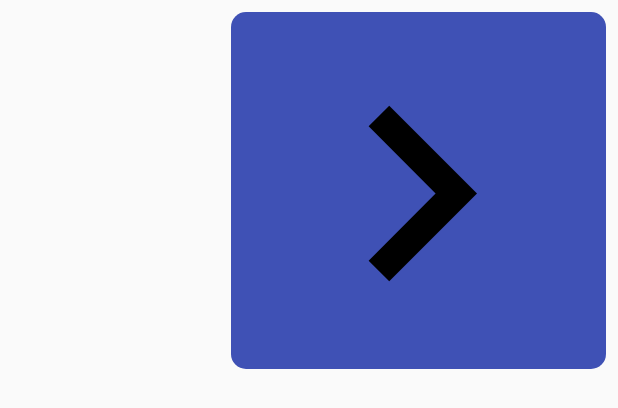
After one commit to rishab247/Cruise, an Android app: the layout image_messaage.xml on its own in the app's theme, with its tools: preview values and no code run, on a phone screen of 412 x 824 dp. The commit adds this screen. Shown: the top 408 px of the screen. Run offline under Robolectric (Android 15) with nearby library versions, the phone set to English and light mode, and no system bars.

Commit message:
layout updated.

```diff
--- a/app/src/main/java/com/example/cruise/Adapter/ChatFragment/ChatListAdapter.kt
+++ b/app/src/main/java/com/example/cruise/Adapter/ChatFragment/ChatListAdapter.kt
@@ -37,7 +37,7 @@ class ChatListAdapter(var context :   Context, private val data: ArrayList<Messa
 
         holder.itemView.setOnClickListener {
 
-             Toast.makeText(context,"Cell clicked", Toast.LENGTH_SHORT).show()
+             //Toast.makeText(context,"Cell clicked", Toast.LENGTH_SHORT).show()
             val intent = Intent(context, MessageActivity::class.java)
             intent.putExtra("sender",currentItem.mMessages);
 
--- a/app/src/main/java/com/example/cruise/UI/Tabs/Chat/MessageActivity.kt
+++ b/app/src/main/java/com/example/cruise/UI/Tabs/Chat/MessageActivity.kt
@@ -109,10 +109,13 @@ class MessageActivity : AppCompatActivity() {
                 val mAdapter = MessageAdapter(mMessageList, userInfo, senderInfo, mLastSeentime)
 
                 val mLinearLayout = LinearLayoutManager(context)
+               // mLinearLayout.scrollToPosition(mMessageList.size + 1)
                 mChatList.setHasFixedSize(true)
                 mChatList.layoutManager = mLinearLayout
 
+
                 mChatList.adapter = mAdapter
+                mChatList.scrollToPosition( mAdapter.itemCount - 1)
                 if (mMessageList.size >= 1)
                     updatechatlist(senderInfo, mMessageList[mMessageList.size - 1].mMessage)
             }
--- a/app/src/main/res/drawable/bg_receive_message.xml
+++ b/app/src/main/res/drawable/bg_receive_message.xml
@@ -1,6 +1,6 @@
 <?xml version="1.0" encoding="utf-8"?>
 <shape xmlns:android="http://schemas.android.com/apk/res/android">
-    <solid android:color="#4CAF50" />
+    <solid android:color="@color/red" />
     <corners
         android:bottomRightRadius="16dp"
         android:bottomLeftRadius="16dp"
--- a/app/src/main/res/drawable/bg_send_message.xml
+++ b/app/src/main/res/drawable/bg_send_message.xml
@@ -1,6 +1,6 @@
 <?xml version="1.0" encoding="utf-8"?>
 <shape xmlns:android="http://schemas.android.com/apk/res/android">
-    <solid android:color="#2196F3" />
+    <solid android:color="@color/gray" />
     <corners
         android:bottomRightRadius="16dp"
         android:topRightRadius="16dp"
--- /dev/null
+++ b/app/src/main/res/drawable/rect_round_primary_color.xml
@@ -0,0 +1,10 @@
+<?xml version="1.0" encoding="utf-8"?>
+<shape xmlns:android="http://schemas.android.com/apk/res/android">
+    <solid android:color="@color/colorPrimary" />
+    <corners
+        android:topLeftRadius="10dp"
+        android:topRightRadius="10dp"
+        android:bottomLeftRadius="10dp"
+        android:bottomRightRadius="10dp"
+        />
+</shape>
--- a/app/src/main/res/layout/chat_list_row.xml
+++ b/app/src/main/res/layout/chat_list_row.xml
@@ -11,9 +11,13 @@
     app:cardCornerRadius="15dp"
     android:foreground="?android:attr/selectableItemBackground">
 
+
     <androidx.constraintlayout.widget.ConstraintLayout
         android:layout_width="match_parent"
         android:layout_height="match_parent">
+
+
+
 
         <ImageView
             android:id="@+id/imageView4"
--- /dev/null
+++ b/app/src/main/res/layout/image_messaage.xml
@@ -0,0 +1,28 @@
+<?xml version="1.0" encoding="utf-8"?>
+<FrameLayout
+    xmlns:android="http://schemas.android.com/apk/res/android"
+    xmlns:tools="http://schemas.android.com/tools"
+    android:layout_width="match_parent"
+    android:layout_height="wrap_content"
+    android:layout_marginTop="8dp"
+    android:layout_marginBottom="8dp"
+    android:layout_marginEnd="8dp"
+    android:layout_marginStart="8dp">
+    <RelativeLayout
+        android:id="@+id/message_root"
+        android:layout_width="wrap_content"
+        android:layout_height="wrap_content"
+        android:layout_gravity="end"
+        android:background="@drawable/rect_round_primary_color">
+        <ImageView
+            android:id="@+id/imageView_message_image"
+            android:layout_width="250dp"
+            android:layout_height="wrap_content"
+            android:scaleType="fitCenter"
+            android:adjustViewBounds="true"
+            android:paddingStart="8dp"
+            android:paddingEnd="8dp"
+            android:paddingTop="4dp"
+            tools:src="@drawable/ic_chevron_right" />
+    </RelativeLayout>
+</FrameLayout>
```
Also changed, not shown: app/src/main/java/com/example/cruise/UI/LoginActivity.kt (+25 -34 lines), app/src/main/java/com/example/cruise/UI/Tabs/Chat/ChatFragment.kt (+13 -12 lines), app/src/main/res/anim/slide_down.xml (added, +13 -0 lines), app/src/main/res/drawable/button.xml (+19 -4 lines), app/src/main/res/layout/activity_chatting.xml (+43 -4 lines).
